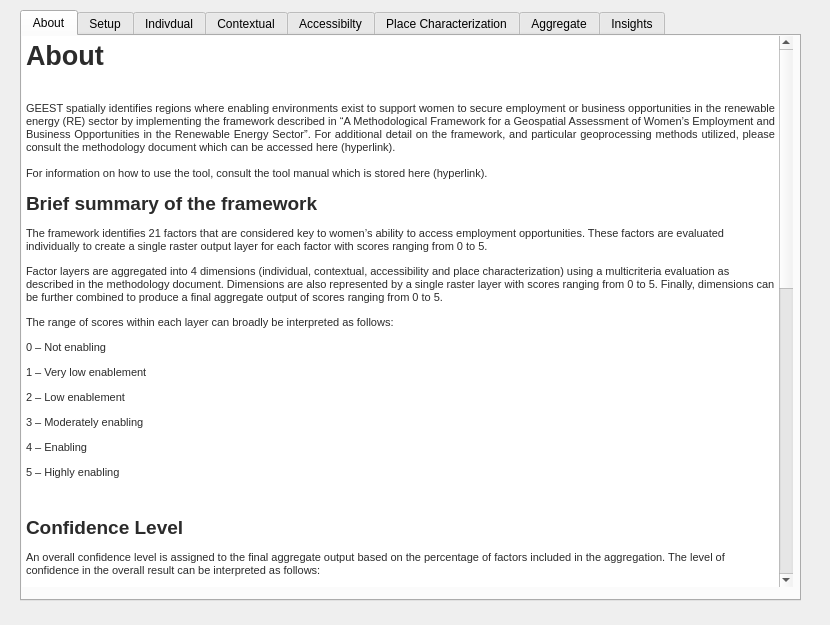
First picture: the form in gender_indicator_tool/gender_indicator_tool_dialog_base.ui, repository worldbank/GEEST, before the edit.
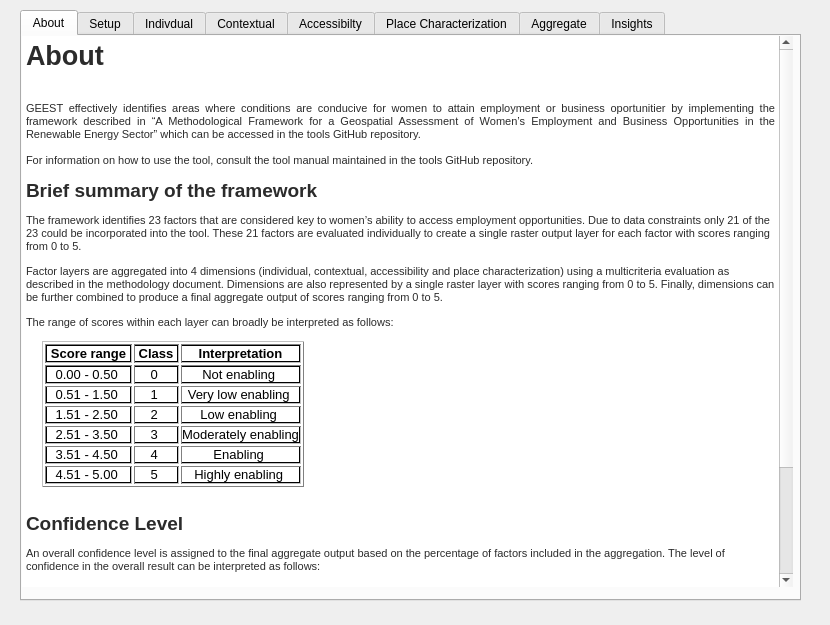
Second picture: the form after the edit. The open tabs and pages were chosen to show the change. Custom widgets are drawn as their Qt base class.

What changed in the file:
```diff
--- a/gender_indicator_tool/gender_indicator_tool_dialog_base.ui
+++ b/gender_indicator_tool/gender_indicator_tool_dialog_base.ui
@@ -69,20 +69,65 @@
 &lt;/style&gt;&lt;/head&gt;&lt;body style=&quot; font-family:'MS Shell Dlg 2'; font-size:8.25pt; font-weight:400; font-style:normal;&quot;&gt;
 &lt;p align=&quot;justify&quot; style=&quot; margin-top:0px; margin-bottom:0px; margin-left:0px; margin-right:0px; -qt-block-indent:0; text-indent:0px;&quot;&gt;&lt;span style=&quot; font-size:20pt; font-weight:600; color:#2b2b2b;&quot;&gt;About&lt;/span&gt;&lt;/p&gt;
 &lt;p align=&quot;justify&quot; style=&quot;-qt-paragraph-type:empty; margin-top:0px; margin-bottom:0px; margin-left:0px; margin-right:0px; -qt-block-indent:0; text-indent:0px; font-size:20pt; font-weight:600; color:#2b2b2b;&quot;&gt;&lt;br /&gt;&lt;/p&gt;
-&lt;p align=&quot;justify&quot; style=&quot; margin-top:0px; margin-bottom:0px; margin-left:0px; margin-right:0px; -qt-block-indent:0; text-indent:0px;&quot;&gt;&lt;span style=&quot; font-size:8pt; color:#2b2b2b;&quot;&gt;GEEST spatially identifies regions where enabling environments exist to support women to secure employment or business opportunities in the renewable energy (RE) sector by implementing the framework described in “A Methodological Framework for a Geospatial Assessment of Women’s Employment and Business Opportunities in the Renewable Energy Sector”. For additional detail on the framework, and particular geoprocessing methods utilized, please consult the methodology document which can be accessed here (hyperlink).&lt;/span&gt;&lt;/p&gt;
+&lt;p align=&quot;justify&quot; style=&quot; margin-top:0px; margin-bottom:0px; margin-left:0px; margin-right:0px; -qt-block-indent:0; text-indent:0px;&quot;&gt;&lt;span style=&quot; font-size:8pt; color:#2b2b2b;&quot;&gt;GEEST effectively identifies areas where conditions are conducive for women to attain employment or business oportunitier by implementing the framework described in “A Methodological Framework for a Geospatial Assessment of Women’s Employment and Business Opportunities in the Renewable Energy Sector” which can be accessed in the tools GitHub repository.&lt;/span&gt;&lt;/p&gt;
 &lt;p align=&quot;justify&quot; style=&quot;-qt-paragraph-type:empty; margin-top:0px; margin-bottom:0px; margin-left:0px; margin-right:0px; -qt-block-indent:0; text-indent:0px; font-size:8pt; color:#2b2b2b;&quot;&gt;&lt;br /&gt;&lt;/p&gt;
-&lt;p style=&quot; margin-top:0px; margin-bottom:0px; margin-left:0px; margin-right:0px; -qt-block-indent:0; text-indent:0px;&quot;&gt;&lt;span style=&quot; font-size:8pt; color:#2b2b2b;&quot;&gt;For information on how to use the tool, consult the tool manual which is stored here (hyperlink). &lt;/span&gt;&lt;/p&gt;
+&lt;p style=&quot; margin-top:0px; margin-bottom:0px; margin-left:0px; margin-right:0px; -qt-block-indent:0; text-indent:0px;&quot;&gt;&lt;span style=&quot; font-size:8pt; color:#2b2b2b;&quot;&gt;For information on how to use the tool, consult the tool manual maintained in the tools GitHub repository. &lt;/span&gt;&lt;/p&gt;
 &lt;p style=&quot; margin-top:12px; margin-bottom:12px; margin-left:0px; margin-right:0px; -qt-block-indent:0; text-indent:0px;&quot;&gt;&lt;span style=&quot; font-size:14pt; font-weight:600; color:#2b2b2b;&quot;&gt;Brief summary of the framework&lt;/span&gt;&lt;span style=&quot; font-size:8pt; color:#2b2b2b;&quot;&gt; &lt;/span&gt;&lt;/p&gt;
-&lt;p style=&quot; margin-top:12px; margin-bottom:12px; margin-left:0px; margin-right:0px; -qt-block-indent:0; text-indent:0px;&quot;&gt;&lt;span style=&quot; font-size:8pt; color:#2b2b2b;&quot;&gt;The framework identifies 21 factors that are considered key to women’s ability to access employment opportunities. These factors are evaluated individually to create a single raster output layer for each factor with scores ranging from 0 to 5. &lt;/span&gt;&lt;/p&gt;
+&lt;p style=&quot; margin-top:12px; margin-bottom:12px; margin-left:0px; margin-right:0px; -qt-block-indent:0; text-indent:0px;&quot;&gt;&lt;span style=&quot; font-size:8pt; color:#2b2b2b;&quot;&gt;The framework identifies 23 factors that are considered key to women’s ability to access employment opportunities. Due to data constraints only 21 of the 23 could be incorporated into the tool. These 21 factors are evaluated individually to create a single raster output layer for each factor with scores ranging from 0 to 5. &lt;/span&gt;&lt;/p&gt;
 &lt;p style=&quot; margin-top:12px; margin-bottom:12px; margin-left:0px; margin-right:0px; -qt-block-indent:0; text-indent:0px;&quot;&gt;&lt;span style=&quot; font-size:8pt; color:#2b2b2b;&quot;&gt;Factor layers are aggregated into 4 dimensions (individual, contextual, accessibility and place characterization) using a multicriteria evaluation as described in the methodology document. Dimensions are also represented by a single raster layer with scores ranging from 0 to 5. Finally, dimensions can be further combined to produce a final aggregate output of scores ranging from 0 to 5. &lt;/span&gt;&lt;/p&gt;
 &lt;p style=&quot; margin-top:12px; margin-bottom:12px; margin-left:0px; margin-right:0px; -qt-block-indent:0; text-indent:0px;&quot;&gt;&lt;span style=&quot; font-size:8pt; color:#2b2b2b;&quot;&gt;The range of scores within each layer can broadly be interpreted as follows: &lt;/span&gt;&lt;/p&gt;
-&lt;p style=&quot; margin-top:12px; margin-bottom:12px; margin-left:0px; margin-right:0px; -qt-block-indent:0; text-indent:0px;&quot;&gt;&lt;span style=&quot; font-size:8pt; color:#2b2b2b;&quot;&gt;0 – Not enabling &lt;/span&gt;&lt;/p&gt;
-&lt;p style=&quot; margin-top:12px; margin-bottom:12px; margin-left:0px; margin-right:0px; -qt-block-indent:0; text-indent:0px;&quot;&gt;&lt;span style=&quot; font-size:8pt; color:#2b2b2b;&quot;&gt;1 – Very low enablement &lt;/span&gt;&lt;/p&gt;
-&lt;p style=&quot; margin-top:12px; margin-bottom:12px; margin-left:0px; margin-right:0px; -qt-block-indent:0; text-indent:0px;&quot;&gt;&lt;span style=&quot; font-size:8pt; color:#2b2b2b;&quot;&gt;2 – Low enablement &lt;/span&gt;&lt;/p&gt;
-&lt;p style=&quot; margin-top:12px; margin-bottom:12px; margin-left:0px; margin-right:0px; -qt-block-indent:0; text-indent:0px;&quot;&gt;&lt;span style=&quot; font-size:8pt; color:#2b2b2b;&quot;&gt;3 – Moderately enabling &lt;/span&gt;&lt;/p&gt;
-&lt;p style=&quot; margin-top:12px; margin-bottom:12px; margin-left:0px; margin-right:0px; -qt-block-indent:0; text-indent:0px;&quot;&gt;&lt;span style=&quot; font-size:8pt; color:#2b2b2b;&quot;&gt;4 – Enabling &lt;/span&gt;&lt;/p&gt;
-&lt;p style=&quot; margin-top:12px; margin-bottom:12px; margin-left:0px; margin-right:0px; -qt-block-indent:0; text-indent:0px;&quot;&gt;&lt;span style=&quot; font-size:8pt; color:#2b2b2b;&quot;&gt;5 – Highly enabling &lt;/span&gt;&lt;/p&gt;
-&lt;p style=&quot; margin-top:12px; margin-bottom:12px; margin-left:0px; margin-right:0px; -qt-block-indent:0; text-indent:0px;&quot;&gt;&lt;span style=&quot; font-size:8pt; color:#2b2b2b;&quot;&gt;  &lt;/span&gt;&lt;/p&gt;
+&lt;p style=&quot;-qt-paragraph-type:empty; margin-top:12px; margin-bottom:12px; margin-left:0px; margin-right:0px; -qt-block-indent:0; text-indent:0px;&quot;&gt;&lt;br /&gt;&lt;/p&gt;
+&lt;table border=&quot;1&quot; style=&quot; margin-top:0px; margin-bottom:0px; margin-left:16px; margin-right:0px; border-collapse:collapse;&quot; cellspacing=&quot;2&quot; cellpadding=&quot;0&quot; bgcolor=&quot;transparent&quot;&gt;
+&lt;tr&gt;
+&lt;td bgcolor=&quot;transparent&quot; style=&quot; padding-left:0; padding-right:0; padding-top:0; padding-bottom:0; border-top:1px; border-right:1px; border-bottom:1px; border-left:1px; border-top-color:#000000; border-right-color:#000000; border-bottom-color:#000000; border-left-color:#000000; border-top-style:solid; border-right-style:solid; border-bottom-style:solid; border-left-style:solid;&quot;&gt;
+&lt;p align=&quot;center&quot; style=&quot; margin-top:0px; margin-bottom:0px; margin-left:0px; margin-right:0px; -qt-block-indent:0; text-indent:0px; background-color:transparent;&quot;&gt;&lt;span style=&quot; font-family:'Quire Sans','Quire Sans_EmbeddedFont','Quire Sans_MSFontService','sans-serif'; font-size:10pt; font-weight:600; color:#000000;&quot;&gt; Score range&lt;/span&gt;&lt;span style=&quot; font-family:'Quire Sans','Quire Sans_EmbeddedFont','Quire Sans_MSFontService','sans-serif'; font-size:10pt; color:#000000;&quot;&gt; &lt;/span&gt;&lt;/p&gt;&lt;/td&gt;
+&lt;td bgcolor=&quot;transparent&quot; style=&quot; padding-left:0; padding-right:0; padding-top:0; padding-bottom:0; border-top:1px; border-right:1px; border-bottom:1px; border-top-color:#000000; border-right-color:#000000; border-bottom-color:#000000; border-left-color:#000000; border-top-style:solid; border-right-style:solid; border-bottom-style:solid;&quot;&gt;
+&lt;p align=&quot;center&quot; style=&quot; margin-top:0px; margin-bottom:0px; margin-left:0px; margin-right:0px; -qt-block-indent:0; text-indent:0px; background-color:transparent;&quot;&gt;&lt;span style=&quot; font-family:'Quire Sans','Quire Sans_EmbeddedFont','Quire Sans_MSFontService','sans-serif'; font-size:10pt; font-weight:600; color:#000000;&quot;&gt; Class&lt;/span&gt;&lt;span style=&quot; font-family:'Quire Sans','Quire Sans_EmbeddedFont','Quire Sans_MSFontService','sans-serif'; font-size:10pt; color:#000000;&quot;&gt; &lt;/span&gt;&lt;/p&gt;&lt;/td&gt;
+&lt;td bgcolor=&quot;transparent&quot; style=&quot; padding-left:0; padding-right:0; padding-top:0; padding-bottom:0; border-top:1px; border-right:1px; border-bottom:1px; border-top-color:#000000; border-right-color:#000000; border-bottom-color:#000000; border-left-color:#000000; border-top-style:solid; border-right-style:solid; border-bottom-style:solid;&quot;&gt;
+&lt;p align=&quot;center&quot; style=&quot; margin-top:0px; margin-bottom:0px; margin-left:0px; margin-right:0px; -qt-block-indent:0; text-indent:0px; background-color:transparent;&quot;&gt;&lt;span style=&quot; font-family:'Quire Sans','Quire Sans_EmbeddedFont','Quire Sans_MSFontService','sans-serif'; font-size:10pt; font-weight:600; color:#000000;&quot;&gt;Interpretation&lt;/span&gt;&lt;/p&gt;&lt;/td&gt;&lt;/tr&gt;
+&lt;tr&gt;
+&lt;td bgcolor=&quot;transparent&quot; style=&quot; padding-left:0; padding-right:0; padding-top:0; padding-bottom:0; border-top:1px; border-right:1px; border-bottom:1px; border-left:1px; border-top-color:#000000; border-right-color:#000000; border-bottom-color:#000000; border-left-color:#000000; border-top-style:solid; border-right-style:solid; border-bottom-style:solid; border-left-style:solid;&quot;&gt;
+&lt;p align=&quot;center&quot; style=&quot; margin-top:0px; margin-bottom:0px; margin-left:0px; margin-right:0px; -qt-block-indent:0; text-indent:0px; background-color:transparent;&quot;&gt;&lt;span style=&quot; font-family:'Quire Sans','Quire Sans_EmbeddedFont','Quire Sans_MSFontService','sans-serif'; font-size:10pt; color:#000000;&quot;&gt;0.00 - 0.50 &lt;/span&gt;&lt;/p&gt;&lt;/td&gt;
+&lt;td bgcolor=&quot;transparent&quot; style=&quot; padding-left:0; padding-right:0; padding-top:0; padding-bottom:0; border-top:1px; border-right:1px; border-bottom:1px; border-top-color:#000000; border-right-color:#000000; border-bottom-color:#000000; border-left-color:#000000; border-top-style:solid; border-right-style:solid; border-bottom-style:solid;&quot;&gt;
+&lt;p align=&quot;center&quot; style=&quot; margin-top:0px; margin-bottom:0px; margin-left:0px; margin-right:0px; -qt-block-indent:0; text-indent:0px; background-color:transparent;&quot;&gt;&lt;span style=&quot; font-family:'Quire Sans','Quire Sans_EmbeddedFont','Quire Sans_MSFontService','sans-serif'; font-size:10pt; color:#000000;&quot;&gt;0 &lt;/span&gt;&lt;/p&gt;&lt;/td&gt;
+&lt;td bgcolor=&quot;transparent&quot; style=&quot; padding-left:0; padding-right:0; padding-top:0; padding-bottom:0; border-top:1px; border-right:1px; border-bottom:1px; border-top-color:#000000; border-right-color:#000000; border-bottom-color:#000000; border-left-color:#000000; border-top-style:solid; border-right-style:solid; border-bottom-style:solid;&quot;&gt;
+&lt;p align=&quot;center&quot; style=&quot; margin-top:0px; margin-bottom:0px; margin-left:0px; margin-right:0px; -qt-block-indent:0; text-indent:0px; background-color:transparent;&quot;&gt;&lt;span style=&quot; font-family:'Quire Sans','Quire Sans_EmbeddedFont','Quire Sans_MSFontService','sans-serif'; font-size:10pt; color:#000000;&quot;&gt;Not enabling &lt;/span&gt;&lt;/p&gt;&lt;/td&gt;&lt;/tr&gt;
+&lt;tr&gt;
+&lt;td bgcolor=&quot;transparent&quot; style=&quot; padding-left:0; padding-right:0; padding-top:0; padding-bottom:0; border-right:1px; border-bottom:1px; border-left:1px; border-top-color:#000000; border-right-color:#000000; border-bottom-color:#000000; border-left-color:#000000; border-right-style:solid; border-bottom-style:solid; border-left-style:solid;&quot;&gt;
+&lt;p align=&quot;center&quot; style=&quot; margin-top:0px; margin-bottom:0px; margin-left:0px; margin-right:0px; -qt-block-indent:0; text-indent:0px; background-color:transparent;&quot;&gt;&lt;span style=&quot; font-family:'Quire Sans','Quire Sans_EmbeddedFont','Quire Sans_MSFontService','sans-serif'; font-size:10pt; color:#000000;&quot;&gt;0.51 - 1.50 &lt;/span&gt;&lt;/p&gt;&lt;/td&gt;
+&lt;td bgcolor=&quot;transparent&quot; style=&quot; padding-left:0; padding-right:0; padding-top:0; padding-bottom:0; border-right:1px; border-bottom:1px; border-top-color:#000000; border-right-color:#000000; border-bottom-color:#000000; border-left-color:#000000; border-right-style:solid; border-bottom-style:solid;&quot;&gt;
+&lt;p align=&quot;center&quot; style=&quot; margin-top:0px; margin-bottom:0px; margin-left:0px; margin-right:0px; -qt-block-indent:0; text-indent:0px; background-color:transparent;&quot;&gt;&lt;span style=&quot; font-family:'Quire Sans','Quire Sans_EmbeddedFont','Quire Sans_MSFontService','sans-serif'; font-size:10pt; color:#000000;&quot;&gt;1 &lt;/span&gt;&lt;/p&gt;&lt;/td&gt;
+&lt;td bgcolor=&quot;transparent&quot; style=&quot; padding-left:0; padding-right:0; padding-top:0; padding-bottom:0; border-right:1px; border-bottom:1px; border-top-color:#000000; border-right-color:#000000; border-bottom-color:#000000; border-left-color:#000000; border-right-style:solid; border-bottom-style:solid;&quot;&gt;
+&lt;p align=&quot;center&quot; style=&quot; margin-top:0px; margin-bottom:0px; margin-left:0px; margin-right:0px; -qt-block-indent:0; text-indent:0px; background-color:transparent;&quot;&gt;&lt;span style=&quot; font-family:'Quire Sans','Quire Sans_EmbeddedFont','Quire Sans_MSFontService','sans-serif'; font-size:10pt; color:#000000;&quot;&gt;Very low enabling &lt;/span&gt;&lt;/p&gt;&lt;/td&gt;&lt;/tr&gt;
+&lt;tr&gt;
+&lt;td bgcolor=&quot;transparent&quot; style=&quot; padding-left:0; padding-right:0; padding-top:0; padding-bottom:0; border-right:1px; border-bottom:1px; border-left:1px; border-top-color:#000000; border-right-color:#000000; border-bottom-color:#000000; border-left-color:#000000; border-right-style:solid; border-bottom-style:solid; border-left-style:solid;&quot;&gt;
+&lt;p align=&quot;center&quot; style=&quot; margin-top:0px; margin-bottom:0px; margin-left:0px; margin-right:0px; -qt-block-indent:0; text-indent:0px; background-color:transparent;&quot;&gt;&lt;span style=&quot; font-family:'Quire Sans','Quire Sans_EmbeddedFont','Quire Sans_MSFontService','sans-serif'; font-size:10pt; color:#000000;&quot;&gt;1.51 - 2.50 &lt;/span&gt;&lt;/p&gt;&lt;/td&gt;
+&lt;td bgcolor=&quot;transparent&quot; style=&quot; padding-left:0; padding-right:0; padding-top:0; padding-bottom:0; border-right:1px; border-bottom:1px; border-top-color:#000000; border-right-color:#000000; border-bottom-color:#000000; border-left-color:#000000; border-right-style:solid; border-bottom-style:solid;&quot;&gt;
+&lt;p align=&quot;center&quot; style=&quot; margin-top:0px; margin-bottom:0px; margin-left:0px; margin-right:0px; -qt-block-indent:0; text-indent:0px; background-color:transparent;&quot;&gt;&lt;span style=&quot; font-family:'Quire Sans','Quire Sans_EmbeddedFont','Quire Sans_MSFontService','sans-serif'; font-size:10pt; color:#000000;&quot;&gt;2 &lt;/span&gt;&lt;/p&gt;&lt;/td&gt;
+&lt;td bgcolor=&quot;transparent&quot; style=&quot; padding-left:0; padding-right:0; padding-top:0; padding-bottom:0; border-right:1px; border-bottom:1px; border-top-color:#000000; border-right-color:#000000; border-bottom-color:#000000; border-left-color:#000000; border-right-style:solid; border-bottom-style:solid;&quot;&gt;
+&lt;p align=&quot;center&quot; style=&quot; margin-top:0px; margin-bottom:0px; margin-left:0px; margin-right:0px; -qt-block-indent:0; text-indent:0px; background-color:transparent;&quot;&gt;&lt;span style=&quot; font-family:'Quire Sans','Quire Sans_EmbeddedFont','Quire Sans_MSFontService','sans-serif'; font-size:10pt; color:#000000;&quot;&gt;Low enabling &lt;/span&gt;&lt;/p&gt;&lt;/td&gt;&lt;/tr&gt;
+&lt;tr&gt;
+&lt;td bgcolor=&quot;transparent&quot; style=&quot; padding-left:0; padding-right:0; padding-top:0; padding-bottom:0; border-right:1px; border-bottom:1px; border-left:1px; border-top-color:#000000; border-right-color:#000000; border-bottom-color:#000000; border-left-color:#000000; border-right-style:solid; border-bottom-style:solid; border-left-style:solid;&quot;&gt;
+&lt;p align=&quot;center&quot; style=&quot; margin-top:0px; margin-bottom:0px; margin-left:0px; margin-right:0px; -qt-block-indent:0; text-indent:0px; background-color:transparent;&quot;&gt;&lt;span style=&quot; font-family:'Quire Sans','Quire Sans_EmbeddedFont','Quire Sans_MSFontService','sans-serif'; font-size:10pt; color:#000000;&quot;&gt;2.51 - 3.50 &lt;/span&gt;&lt;/p&gt;&lt;/td&gt;
+&lt;td bgcolor=&quot;transparent&quot; style=&quot; padding-left:0; padding-right:0; padding-top:0; padding-bottom:0; border-right:1px; border-bottom:1px; border-top-color:#000000; border-right-color:#000000; border-bottom-color:#000000; border-left-color:#000000; border-right-style:solid; border-bottom-style:solid;&quot;&gt;
+&lt;p align=&quot;center&quot; style=&quot; margin-top:0px; margin-bottom:0px; margin-left:0px; margin-right:0px; -qt-block-indent:0; text-indent:0px; background-color:transparent;&quot;&gt;&lt;span style=&quot; font-family:'Quire Sans','Quire Sans_EmbeddedFont','Quire Sans_MSFontService','sans-serif'; font-size:10pt; color:#000000;&quot;&gt;3 &lt;/span&gt;&lt;/p&gt;&lt;/td&gt;
+&lt;td bgcolor=&quot;transparent&quot; style=&quot; padding-left:0; padding-right:0; padding-top:0; padding-bottom:0; border-right:1px; border-bottom:1px; border-top-color:#000000; border-right-color:#000000; border-bottom-color:#000000; border-left-color:#000000; border-right-style:solid; border-bottom-style:solid;&quot;&gt;
+&lt;p align=&quot;center&quot; style=&quot; margin-top:0px; margin-bottom:0px; margin-left:0px; margin-right:0px; -qt-block-indent:0; text-indent:0px; background-color:transparent;&quot;&gt;&lt;span style=&quot; font-family:'Quire Sans','Quire Sans_EmbeddedFont','Quire Sans_MSFontService','sans-serif'; font-size:10pt; color:#000000;&quot;&gt;Moderately enabling&lt;/span&gt;&lt;/p&gt;&lt;/td&gt;&lt;/tr&gt;
+&lt;tr&gt;
+&lt;td bgcolor=&quot;transparent&quot; style=&quot; padding-left:0; padding-right:0; padding-top:0; padding-bottom:0; border-right:1px; border-bottom:1px; border-left:1px; border-top-color:#000000; border-right-color:#000000; border-bottom-color:#000000; border-left-color:#000000; border-right-style:solid; border-bottom-style:solid; border-left-style:solid;&quot;&gt;
+&lt;p align=&quot;center&quot; style=&quot; margin-top:0px; margin-bottom:0px; margin-left:0px; margin-right:0px; -qt-block-indent:0; text-indent:0px; background-color:transparent;&quot;&gt;&lt;span style=&quot; font-family:'Quire Sans','Quire Sans_EmbeddedFont','Quire Sans_MSFontService','sans-serif'; font-size:10pt; color:#000000;&quot;&gt;3.51 - 4.50 &lt;/span&gt;&lt;/p&gt;&lt;/td&gt;
+&lt;td bgcolor=&quot;transparent&quot; style=&quot; padding-left:0; padding-right:0; padding-top:0; padding-bottom:0; border-right:1px; border-bottom:1px; border-top-color:#000000; border-right-color:#000000; border-bottom-color:#000000; border-left-color:#000000; border-right-style:solid; border-bottom-style:solid;&quot;&gt;
+&lt;p align=&quot;center&quot; style=&quot; margin-top:0px; margin-bottom:0px; margin-left:0px; margin-right:0px; -qt-block-indent:0; text-indent:0px; background-color:transparent;&quot;&gt;&lt;span style=&quot; font-family:'Quire Sans','Quire Sans_EmbeddedFont','Quire Sans_MSFontService','sans-serif'; font-size:10pt; color:#000000;&quot;&gt;4 &lt;/span&gt;&lt;/p&gt;&lt;/td&gt;
+&lt;td bgcolor=&quot;transparent&quot; style=&quot; padding-left:0; padding-right:0; padding-top:0; padding-bottom:0; border-right:1px; border-bottom:1px; border-top-color:#000000; border-right-color:#000000; border-bottom-color:#000000; border-left-color:#000000; border-right-style:solid; border-bottom-style:solid;&quot;&gt;
+&lt;p align=&quot;center&quot; style=&quot; margin-top:0px; margin-bottom:0px; margin-left:0px; margin-right:0px; -qt-block-indent:0; text-indent:0px; background-color:transparent;&quot;&gt;&lt;span style=&quot; font-family:'Quire Sans','Quire Sans_EmbeddedFont','Quire Sans_MSFontService','sans-serif'; font-size:10pt; color:#000000;&quot;&gt;Enabling &lt;/span&gt;&lt;/p&gt;&lt;/td&gt;&lt;/tr&gt;
+&lt;tr&gt;
+&lt;td bgcolor=&quot;transparent&quot; style=&quot; padding-left:0; padding-right:0; padding-top:0; padding-bottom:0; border-right:1px; border-bottom:1px; border-left:1px; border-top-color:#000000; border-right-color:#000000; border-bottom-color:#000000; border-left-color:#000000; border-right-style:solid; border-bottom-style:solid; border-left-style:solid;&quot;&gt;
+&lt;p align=&quot;center&quot; style=&quot; margin-top:0px; margin-bottom:0px; margin-left:0px; margin-right:0px; -qt-block-indent:0; text-indent:0px; background-color:transparent;&quot;&gt;&lt;span style=&quot; font-family:'Quire Sans','Quire Sans_EmbeddedFont','Quire Sans_MSFontService','sans-serif'; font-size:10pt; color:#000000;&quot;&gt;4.51 - 5.00 &lt;/span&gt;&lt;/p&gt;&lt;/td&gt;
+&lt;td bgcolor=&quot;transparent&quot; style=&quot; padding-left:0; padding-right:0; padding-top:0; padding-bottom:0; border-right:1px; border-bottom:1px; border-top-color:#000000; border-right-color:#000000; border-bottom-color:#000000; border-left-color:#000000; border-right-style:solid; border-bottom-style:solid;&quot;&gt;
+&lt;p align=&quot;center&quot; style=&quot; margin-top:0px; margin-bottom:0px; margin-left:0px; margin-right:0px; -qt-block-indent:0; text-indent:0px; background-color:transparent;&quot;&gt;&lt;span style=&quot; font-family:'Quire Sans','Quire Sans_EmbeddedFont','Quire Sans_MSFontService','sans-serif'; font-size:10pt; color:#000000;&quot;&gt;5 &lt;/span&gt;&lt;/p&gt;&lt;/td&gt;
+&lt;td bgcolor=&quot;transparent&quot; style=&quot; padding-left:0; padding-right:0; padding-top:0; padding-bottom:0; border-right:1px; border-bottom:1px; border-top-color:#000000; border-right-color:#000000; border-bottom-color:#000000; border-left-color:#000000; border-right-style:solid; border-bottom-style:solid;&quot;&gt;
+&lt;p align=&quot;center&quot; style=&quot; margin-top:0px; margin-bottom:0px; margin-left:0px; margin-right:0px; -qt-block-indent:0; text-indent:0px; background-color:transparent;&quot;&gt;&lt;span style=&quot; font-family:'Quire Sans','Quire Sans_EmbeddedFont','Quire Sans_MSFontService','sans-serif'; font-size:10pt; color:#000000;&quot;&gt;Highly enabling &lt;/span&gt;&lt;/p&gt;&lt;/td&gt;&lt;/tr&gt;&lt;/table&gt;
+&lt;p style=&quot; margin-top:0px; margin-bottom:0px; margin-left:0px; margin-right:0px; -qt-block-indent:0; text-indent:0px;&quot;&gt;&lt;span style=&quot; font-size:8pt; color:#2b2b2b;&quot;&gt;  &lt;/span&gt;&lt;/p&gt;
 &lt;p style=&quot; margin-top:12px; margin-bottom:12px; margin-left:0px; margin-right:0px; -qt-block-indent:0; text-indent:0px;&quot;&gt;&lt;span style=&quot; font-size:14pt; font-weight:600; color:#2b2b2b;&quot;&gt;Confidence Level&lt;/span&gt;&lt;span style=&quot; font-size:8pt; color:#2b2b2b;&quot;&gt; &lt;/span&gt;&lt;/p&gt;
 &lt;p style=&quot; margin-top:12px; margin-bottom:12px; margin-left:0px; margin-right:0px; -qt-block-indent:0; text-indent:0px;&quot;&gt;&lt;span style=&quot; font-size:8pt; color:#2b2b2b;&quot;&gt;An overall confidence level is assigned to the final aggregate output based on the percentage of factors included in the aggregation. The level of confidence in the overall result can be interpreted as follows: &lt;/span&gt;&lt;/p&gt;
 &lt;p style=&quot; margin-top:12px; margin-bottom:12px; margin-left:0px; margin-right:0px; -qt-block-indent:0; text-indent:0px;&quot;&gt;&lt;span style=&quot; font-size:8pt; color:#2b2b2b;&quot;&gt;0-24% = Very low confidence &lt;/span&gt;&lt;/p&gt;
```
Left out of the diff: 32 changed lines with no effect on the pictures.
